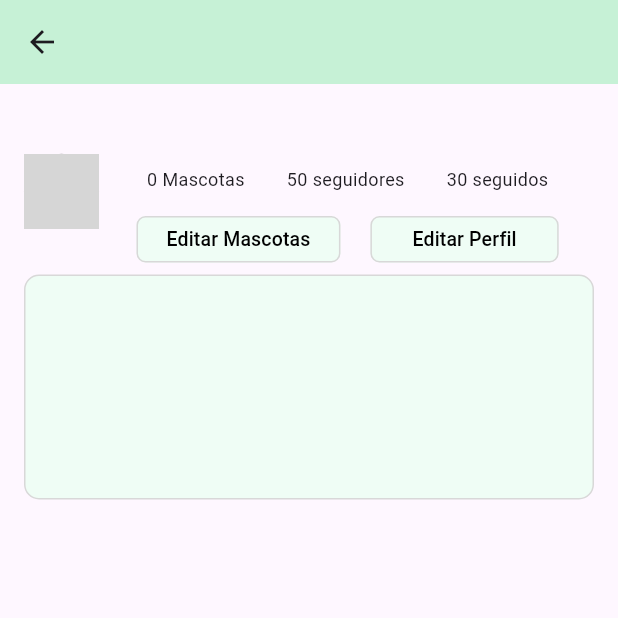
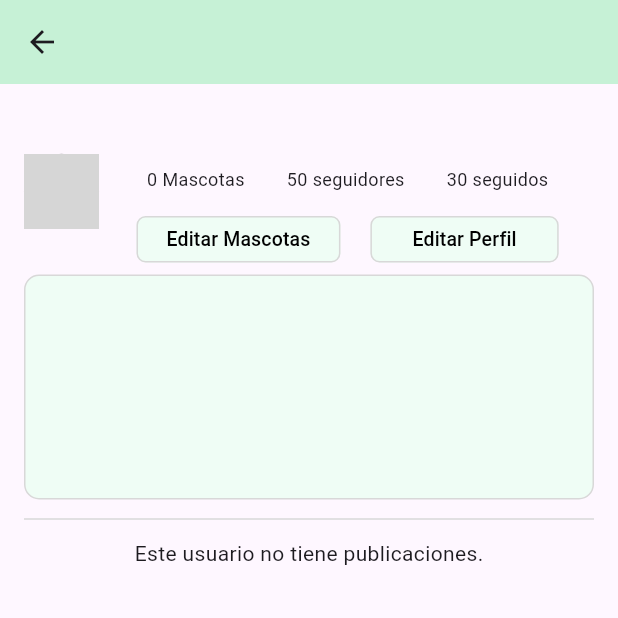
Before and after one commit to kurkobein/tailsgram, a Flutter app: the PerfilUsuarioScreen screen opened directly with empty values, on a phone screen of 412 x 824 dp, the top half of it. Run offline on Flutter 3.47's test engine with Material 3 defaults, Android fonts, the phone set to English and light mode, and no system bars; our stand-ins replace cloud_firestore, file_picker, firebase_auth, firebase_core, flutter_map, geolocator and 4 more; accounts and stored records are empty; network calls fail; grey boxes are pictures that could not be loaded.

Commit message:
feat: ahora se ven las publicaciones de los usuarios que se busquen

```diff
--- a/lib/pages/perfil_usuario.dart
+++ b/lib/pages/perfil_usuario.dart
@@ -1,6 +1,7 @@
 import 'package:flutter/material.dart';
 import 'package:cloud_firestore/cloud_firestore.dart';
 import 'package:tailsgram/widgets/info_perfil_widget.dart';
+import 'package:tailsgram/widgets/publicaciones_perfil.dart';
 
 class PerfilUsuarioScreen extends StatelessWidget {
   const PerfilUsuarioScreen({super.key});
@@ -47,7 +48,8 @@ class PerfilUsuarioScreen extends StatelessWidget {
             ),
           ),
 
-          body: Padding(
+          body: SingleChildScrollView(
+            child: Padding(
               padding: const EdgeInsets.all(16),
               child: Column(
                 children: [
@@ -96,8 +98,14 @@ class PerfilUsuarioScreen extends StatelessWidget {
                       ),
                     ),
                   ),
+                  const SizedBox(height: 5),
+                  const Divider(thickness: 1, color: Color(0xFFD8D8D8)),
+                  const SizedBox(height: 5),
+
+                  ListaPublicacionesPerfil(uidPerfil: uid),
 
                 ],
+              ),
             ),
           ),
         );
```
Lines whose indentation alone changed are shown as unchanged.
